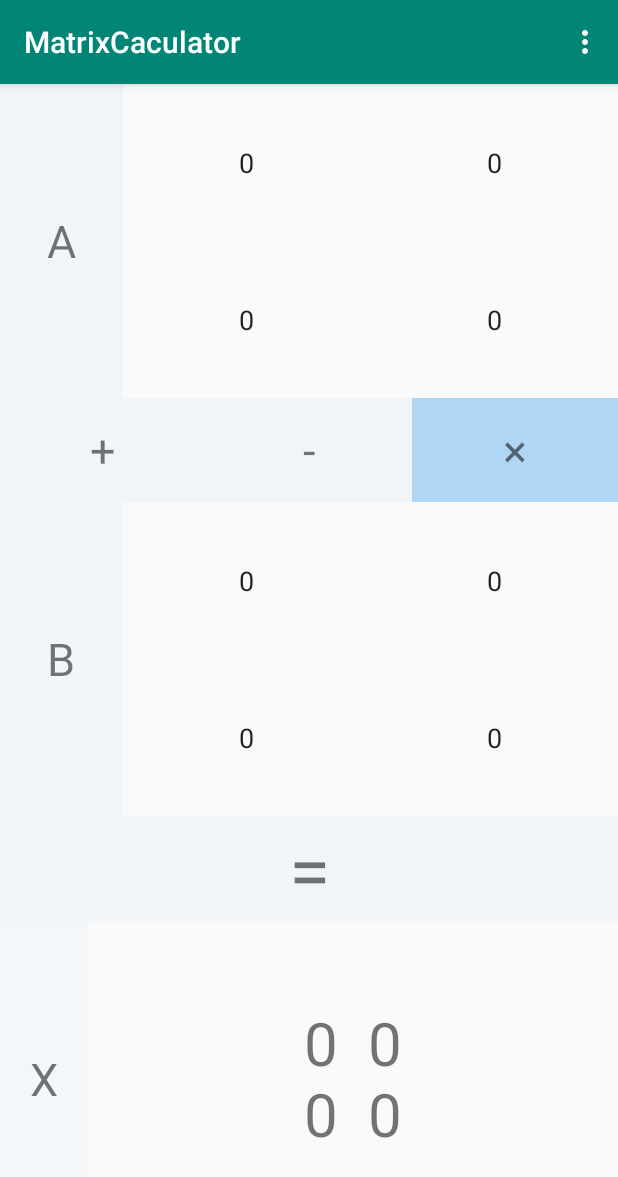
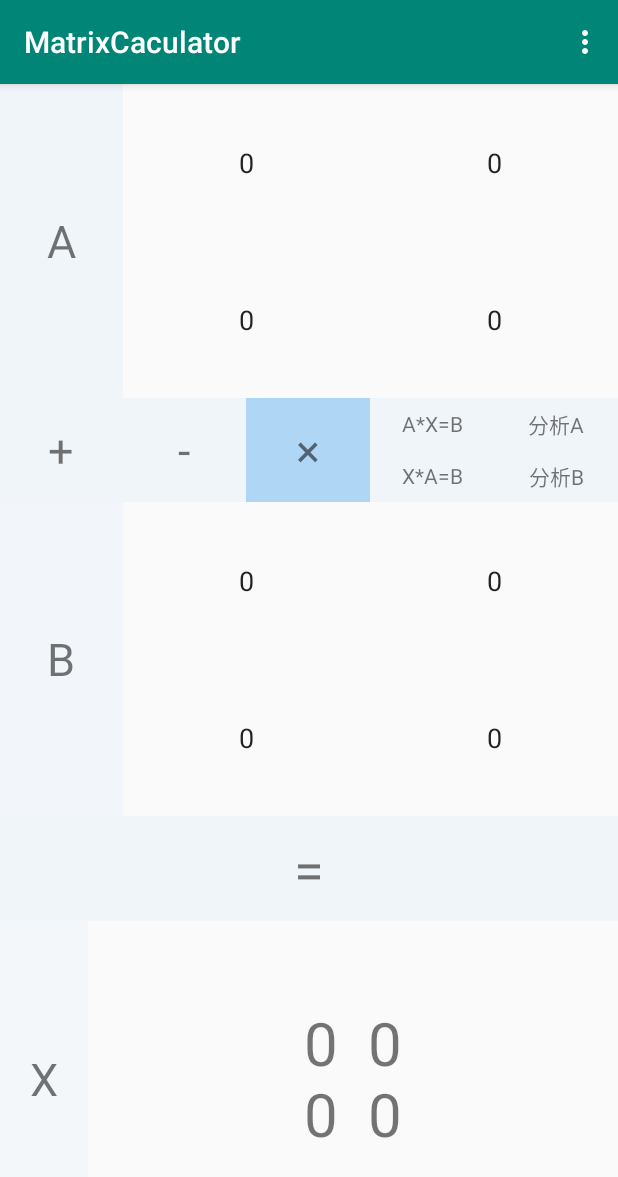
Before and after one commit to luolaihua/MyCalculator, an Android app: the TwoCompute screen opened directly, with no data from a screen before it, after a tap on an icon or button, on a phone screen of 412 x 824 dp. Shown: the top 1177 px of the screen. Run offline under Robolectric (Android 15) with nearby library versions, the light colour scheme and no system bars.

Commit message:
具有基本计算功能

```diff
--- a/app/src/main/java/com/luo/matrixcaculator/Analysis.java
+++ b/app/src/main/java/com/luo/matrixcaculator/Analysis.java
@@ -14,9 +14,9 @@ public class Analysis extends AppCompatActivity {
         Intent intent = getIntent();
 
         //String m = intent.getStringExtra("dataA");
-        double[] m=intent.getDoubleArrayExtra("dataA");
+        double[] k =intent.getDoubleArrayExtra("dataA");
         TextView textView = (TextView) findViewById(R.id.show);
        // textView.setText(m[1]+"  "+m[2]+"  "+m[3]+"  "+m[4]+"  "+m[5]+"  "+m[6]+"  "+m[7]+"  ");
-        textView.setText(m[0]+"");
+        textView.setText(k[0]+"");
     }
 }
--- a/app/src/main/java/com/luo/matrixcaculator/TwoCompute.java
+++ b/app/src/main/java/com/luo/matrixcaculator/TwoCompute.java
@@ -8,7 +8,7 @@ import android.widget.EditText;
 import android.widget.TextView;
 
 public class TwoCompute extends BaseActivity implements View.OnClickListener{
-    private TextView tv_result,tv_equal,tv_add,tv_sub,tv_mult ;
+    private TextView tv_result,tv_equal,tv_add,tv_sub,tv_mult,tv_sovle,tv_sovleTran;
     private EditText edt_0,edt_1,edt_2,edt_3,
             edt2_0,edt2_1,edt2_2,edt2_3;
 
@@ -29,10 +29,14 @@ public class TwoCompute extends BaseActivity implements View.OnClickListener{
         tv_sub = (TextView) findViewById(R.id.two_tv_sub);
         tv_mult = (TextView) findViewById(R.id.two_tv_mult);
         tv_equal = (TextView) findViewById(R.id.two_tv_equal);
+        tv_sovle = (TextView) findViewById(R.id.two_sovle);
+        tv_sovleTran = (TextView) findViewById(R.id.two_sovleTran);
 
         tv_add.setOnClickListener(this);
         tv_sub.setOnClickListener(this);
         tv_mult.setOnClickListener(this);
+        tv_sovle.setOnClickListener(this);
+        tv_sovleTran.setOnClickListener(this);
 
         edt2_0 = (EditText) findViewById(R.id.two_edtInput2_0);
         edt2_1 = (EditText) findViewById(R.id.two_edtInput2_1);
@@ -63,14 +67,18 @@ public class TwoCompute extends BaseActivity implements View.OnClickListener{
                 m[1][0] = Double.parseDouble(edt_2.getText().toString());
                 m[1][1] = Double.parseDouble(edt_3.getText().toString());
 
-                switch (flag){
+
+                //计算结果；
+                result = MyJama.getResult(m, n, flag);
+
+               /* switch (flag){
                     case 1:
                         result = MyJama.matrixAdd(m,n);break;
                     case 2:
                         result = MyJama.matrixSub(m,n);break;
                     case 3:
                         result = MyJama.matrixMult(m,n);break;
-                }
+                }*/
 
 
 
@@ -95,17 +103,38 @@ public class TwoCompute extends BaseActivity implements View.OnClickListener{
                 tv_add.setBackgroundColor(Color.parseColor("#B0D6F5"));
                 tv_sub.setBackgroundColor(Color.parseColor("#6FE2EDF5"));
                 tv_mult.setBackgroundColor(Color.parseColor("#6FE2EDF5"));
+                tv_sovle.setBackgroundColor(Color.parseColor("#6FE2EDF5"));
+                tv_sovleTran.setBackgroundColor(Color.parseColor("#6FE2EDF5"));
+
                 flag = 1;break;
             case R.id.two_tv_sub:
+                tv_add.setBackgroundColor(Color.parseColor("#6FE2EDF5"));
                 tv_sub.setBackgroundColor(Color.parseColor("#B0D6F5"));
-                tv_add.setBackgroundColor(Color.parseColor("#6FE2EDF5"));
                 tv_mult.setBackgroundColor(Color.parseColor("#6FE2EDF5"));
+                tv_sovle.setBackgroundColor(Color.parseColor("#6FE2EDF5"));
+                tv_sovleTran.setBackgroundColor(Color.parseColor("#6FE2EDF5"));
                 flag = 2;break;
             case R.id.two_tv_mult:
+                tv_add.setBackgroundColor(Color.parseColor("#6FE2EDF5"));
+                tv_sub.setBackgroundColor(Color.parseColor("#6FE2EDF5"));
                 tv_mult.setBackgroundColor(Color.parseColor("#B0D6F5"));
+                tv_sovle.setBackgroundColor(Color.parseColor("#6FE2EDF5"));
+                tv_sovleTran.setBackgroundColor(Color.parseColor("#6FE2EDF5"));
+                flag = 3;break;
+            case R.id.two_sovle:
+                tv_add.setBackgroundColor(Color.parseColor("#6FE2EDF5"));
                 tv_sub.setBackgroundColor(Color.parseColor("#6FE2EDF5"));
+                tv_mult.setBackgroundColor(Color.parseColor("#6FE2EDF5"));
+                tv_sovle.setBackgroundColor(Color.parseColor("#B0D6F5"));
+                tv_sovleTran.setBackgroundColor(Color.parseColor("#6FE2EDF5"));
+                flag = 4;break;
+            case R.id.two_sovleTran:
                 tv_add.setBackgroundColor(Color.parseColor("#6FE2EDF5"));
-                flag = 3;break;
+                tv_sub.setBackgroundColor(Color.parseColor("#6FE2EDF5"));
+                tv_mult.setBackgroundColor(Color.parseColor("#6FE2EDF5"));
+                tv_sovle.setBackgroundColor(Color.parseColor("#6FE2EDF5"));
+                tv_sovleTran.setBackgroundColor(Color.parseColor("#B0D6F5"));
+                flag = 5;break;
 
         }
     }
--- a/app/src/main/res/layout/activity_two_compute.xml
+++ b/app/src/main/res/layout/activity_two_compute.xml
@@ -110,6 +110,52 @@
             android:layout_weight="1"
             android:textSize="30sp"
             android:layout_height="match_parent" />
+        <LinearLayout
+            android:orientation="vertical"
+            android:layout_width="0dp"
+            android:layout_weight="1"
+            android:layout_height="match_parent">
+
+            <TextView
+                android:id="@+id/two_sovle"
+                android:background="#6FE2EDF5"
+                android:text="A*X=B"
+                android:gravity="center"
+                android:layout_width="match_parent"
+                android:layout_height="0dp"
+                android:layout_weight="1"/>
+            <TextView
+                android:id="@+id/two_sovleTran"
+                android:background="#6FE2EDF5"
+                android:text="X*A=B"
+                android:gravity="center"
+                android:layout_width="match_parent"
+                android:layout_height="0dp"
+                android:layout_weight="1"/>
+        </LinearLayout>
+        <LinearLayout
+            android:orientation="vertical"
+            android:layout_width="0dp"
+            android:layout_weight="1"
+            android:layout_height="match_parent">
+
+            <TextView
+                android:id="@+id/two_analysisA"
+                android:background="#6FE2EDF5"
+                android:text="分析A"
+                android:gravity="center"
+                android:layout_width="match_parent"
+                android:layout_height="0dp"
+                android:layout_weight="1"/>
+            <TextView
+                android:id="@+id/two_analysisB"
+                android:background="#6FE2EDF5"
+                android:text="分析B"
+                android:gravity="center"
+                android:layout_width="match_parent"
+                android:layout_height="0dp"
+                android:layout_weight="1"/>
+        </LinearLayout>
     </LinearLayout>
     <LinearLayout
         android:orientation="horizontal"
@@ -183,7 +229,7 @@
         android:id="@+id/two_tv_equal"
         android:gravity="center"
         android:text="="
-        android:textSize="50sp"
+        android:textSize="36sp"
         android:layout_width="match_parent"
         android:layout_height="0dp"
         android:layout_weight="1"/>
```
Also changed, not shown: app/src/main/java/com/luo/matrixcaculator/FourCompute.java (+8 -8 lines), app/src/main/java/com/luo/matrixcaculator/JamaTest.java (+4 -3 lines), app/src/main/java/com/luo/matrixcaculator/MyJama.java (+25 -0 lines), app/src/main/java/com/luo/matrixcaculator/ThreeCompute.java (+5 -2 lines), app/src/main/res/layout/activity_three_compute.xml (+24 -1 lines).
